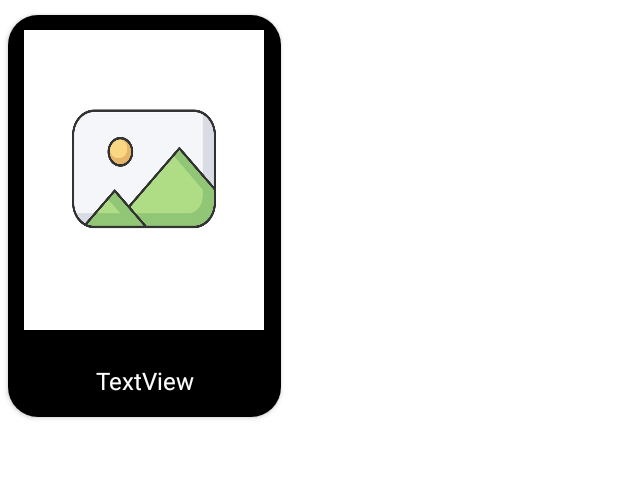
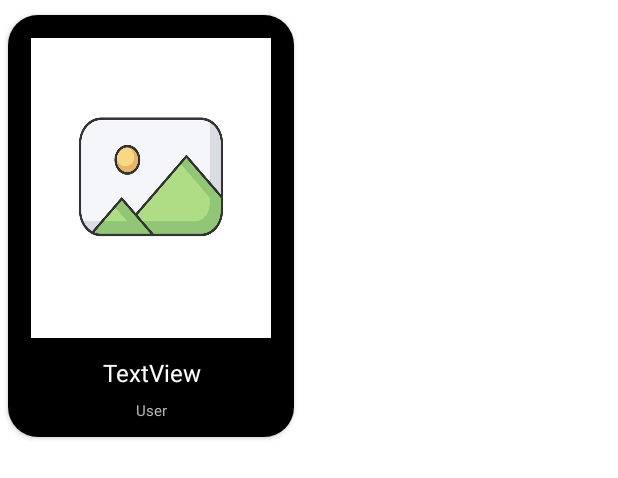
Before and after one commit to Aekkarat1729/ProjectEmpty_1, an Android app: the layout itemhome.xml on its own in the app's theme, with its tools: preview values and no code run, on a phone screen of 412 x 824 dp. Shown: the top 478 px of the screen. Run offline under Robolectric (Android 15) with nearby library versions, the phone set to English and light mode, and no system bars.

Commit message:
+name user in post

```diff
--- a/app/src/main/java/com/example/projectempty/ViewHolder.kt
+++ b/app/src/main/java/com/example/projectempty/ViewHolder.kt
@@ -5,10 +5,10 @@ import android.widget.ImageView
 import android.widget.TextView
 import androidx.cardview.widget.CardView
 import androidx.recyclerview.widget.RecyclerView
-import com.example.projectempty.R
 
 class ViewHolder (View: View) : RecyclerView.ViewHolder(View){
     var textTitleItem: TextView = View.findViewById(R.id.textTitleItem)
     var imageView: ImageView = View.findViewById(R.id.imageView)
     var cardView:CardView = View.findViewById(R.id.cardView)
+    var textUseritem: TextView = View.findViewById(R.id.textUseritem)
 }
--- a/app/src/main/java/com/example/projectempty/ui/home/MphotoModel.kt
+++ b/app/src/main/java/com/example/projectempty/ui/home/MphotoModel.kt
@@ -1,8 +1,8 @@
 package com.example.projectempty
 
-class MphotoModel(var title: String?, var Image: String?,var key: String?,var detail: String?) {
+class MphotoModel(var title: String?, var Image: String?,var key: String?,var detail: String?,var email: String?) {
     // Default constructor
-    constructor() : this(null, null, null, null)
+    constructor() : this(null, null, null, null,null)
 
     fun toMap(): Map<String, Any> {
         val result = HashMap<String, Any>()
@@ -10,6 +10,7 @@ class MphotoModel(var title: String?, var Image: String?,var key: String?,var de
         result.put("Image", Image!!)
         result.put("key", key!!)
         result.put("detail", detail!!)
+        result.put("email",email!!)
         return result
     }
 }
--- a/app/src/main/res/layout/fragment_home.xml
+++ b/app/src/main/res/layout/fragment_home.xml
@@ -51,8 +51,6 @@
                     android:layout_width="match_parent"
                     android:layout_height="wrap_content"
                     android:layout_margin="5dp"
-                    android:drawableLeft="@drawable/back"
-                    android:drawableRight="@drawable/next"
                     android:fontFamily="@font/dmsan"
                     android:padding="5dp"
                     android:text="Feed."
--- a/app/src/main/res/layout/itemhome.xml
+++ b/app/src/main/res/layout/itemhome.xml
@@ -13,32 +13,41 @@
     <LinearLayout
         android:layout_width="wrap_content"
         android:layout_height="wrap_content"
+        android:background="@color/black"
         android:orientation="vertical"
-        android:background="@color/black">
+        android:padding="5dp">
 
         <ImageView
             android:id="@+id/imageView"
             android:layout_width="160dp"
             android:layout_height="200dp"
+            android:layout_gravity="center"
             android:layout_margin="10dp"
-            android:layout_gravity="center"
             android:background="@drawable/placeholder"
-            android:scaleType="centerCrop"
-            />
-
+            android:scaleType="centerCrop" />
 
 
         <TextView
             android:id="@+id/textTitleItem"
-            android:layout_width="162dp"
-            android:layout_height="28dp"
-            android:layout_margin="10dp"
+            android:layout_width="match_parent"
+            android:layout_height="match_parent"
             android:gravity="center"
+            android:padding="2dp"
             android:text="TextView"
             android:textAlignment="center"
+
             android:textColor="@color/white"
+            android:textSize="16sp" />
 
-            android:textSize="16sp" />
+        <TextView
+            android:id="@+id/textUseritem"
+            android:layout_width="match_parent"
+            android:layout_height="wrap_content"
+            android:padding="5dp"
+            android:text="User"
+            android:textAlignment="center"
+            android:textColor="#B5B5B5"
+            android:textSize="10sp" />
 
     </LinearLayout>
 </androidx.cardview.widget.CardView>
```
Also changed, not shown: app/src/main/java/com/example/projectempty/homeAdapter.kt (+27 -0 lines), app/src/main/java/com/example/projectempty/ui/heart/HeartFragment.kt (+0 -10 lines), app/src/main/res/layout/activity_add.xml (+13 -8 lines).
